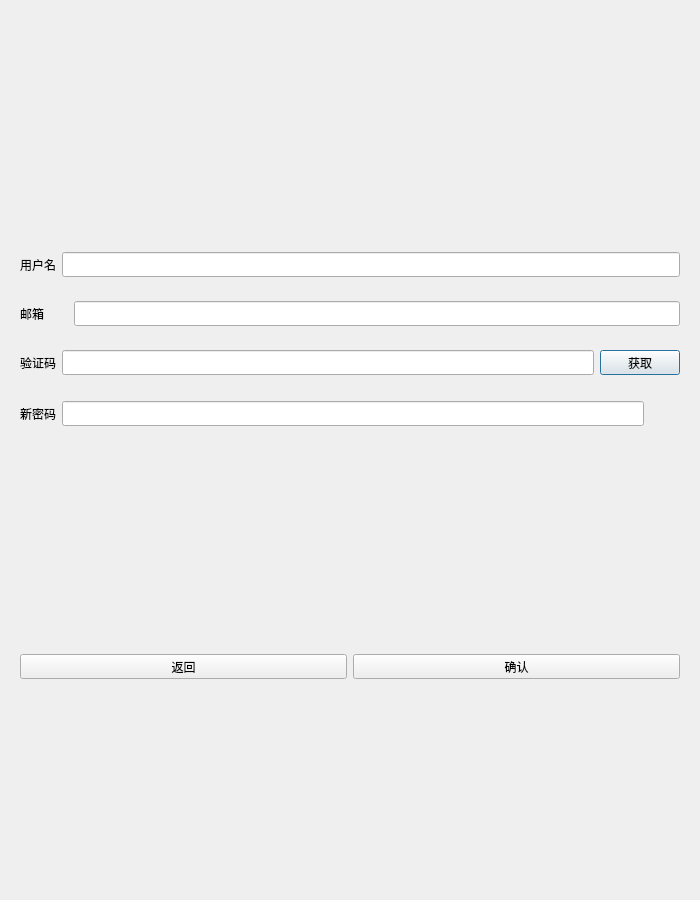
KBchulan/HungerYet, file client/resetdialog.ui: the form before one commit.
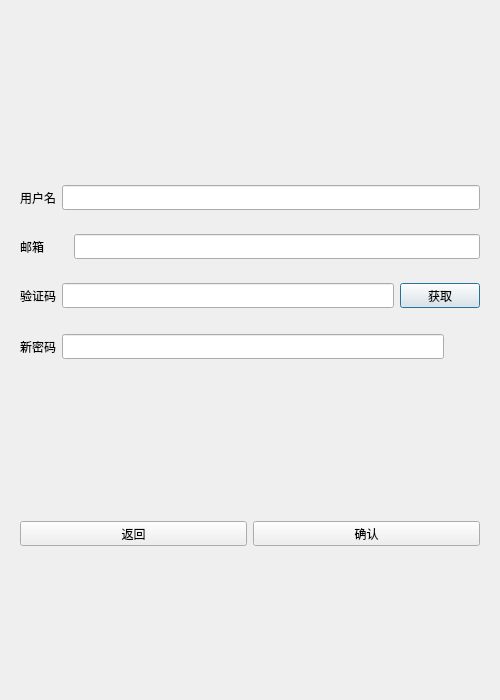
The form after the commit. Custom widgets are drawn as their Qt base class.

```diff
--- a/client/resetdialog.ui
+++ b/client/resetdialog.ui
@@ -6,20 +6,20 @@
    <rect>
     <x>0</x>
     <y>0</y>
-    <width>700</width>
-    <height>900</height>
+    <width>500</width>
+    <height>700</height>
    </rect>
   </property>
   <property name="minimumSize">
    <size>
-    <width>700</width>
-    <height>900</height>
+    <width>500</width>
+    <height>700</height>
    </size>
   </property>
   <property name="maximumSize">
    <size>
-    <width>700</width>
-    <height>900</height>
+    <width>500</width>
+    <height>700</height>
    </size>
   </property>
   <property name="windowTitle">
```
